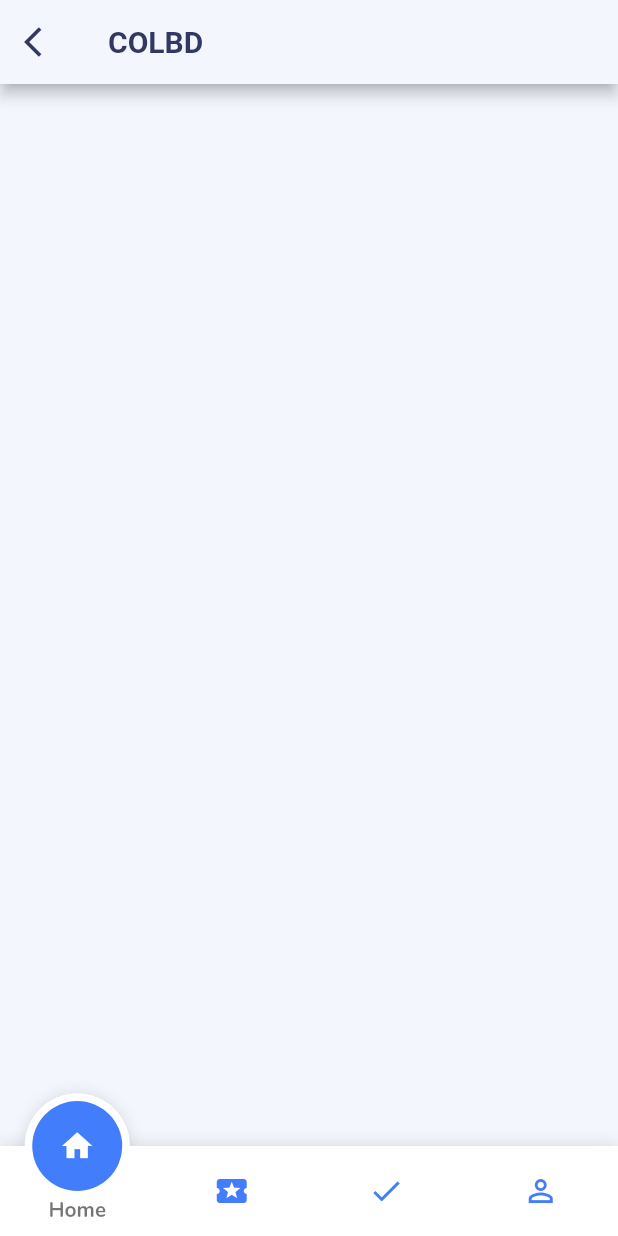
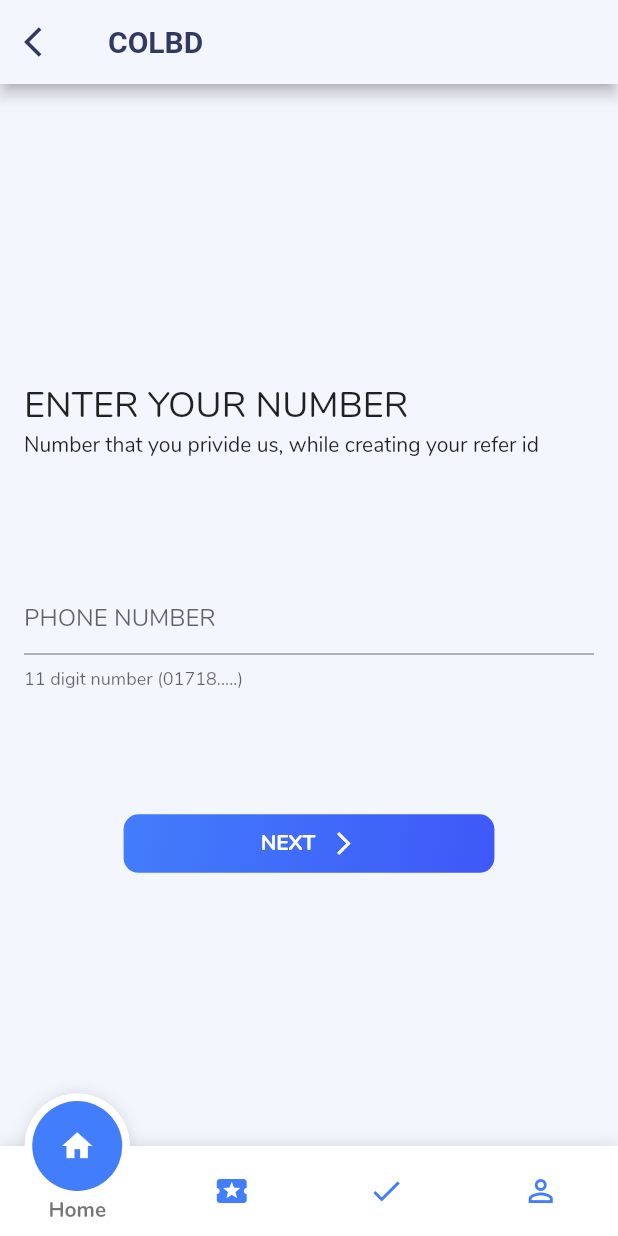
Before and after one commit to abuanwar072/Colbd_Flutter_App, a Flutter app: the GuestReferenceLogin screen opened directly, on a phone screen of 412 x 824 dp. Run offline on Flutter 3.47's test engine with Material 2 defaults, Android fonts, the phone set to English and light mode, and no system bars; drawn by our look-alikes of fancy_bottom_navigation; our stand-ins replace flutter_svg.

Commit message:
guest refer login screen created

```diff
--- a/lib/screens/guest_ref_login_screen.dart
+++ b/lib/screens/guest_ref_login_screen.dart
@@ -1,9 +1,11 @@
 import 'package:colbd_app/constant.dart';
 import 'package:colbd_app/widgets/botton_navigation.dart';
+import 'package:colbd_app/widgets/buttons.dart';
 import 'package:colbd_app/widgets/default_appbar.dart';
 import 'package:flutter/material.dart';
 
 class GuestReferenceLogin extends StatelessWidget {
+  final _formKey = GlobalKey<FormState>();
   @override
   Widget build(BuildContext context) {
     return Scaffold(
@@ -11,7 +13,40 @@ class GuestReferenceLogin extends StatelessWidget {
       bottomNavigationBar: defaultBottonNavBar(),
       body: Padding(
         padding: kPading,
-        child: Column(children: <Widget>[],),
+        child: Column(
+          crossAxisAlignment: CrossAxisAlignment.start,
+          mainAxisAlignment: MainAxisAlignment.center,
+          children: <Widget>[
+            Text(
+              "Enter your number".toUpperCase(),
+              style: Theme.of(context).textTheme.headline,
+            ),
+            Text("Number that you privide us, while creating your refer id"),
+            // kHight,
+            SizedBox(height: MediaQuery.of(context).size.height * .1),
+            Form(
+              key: _formKey,
+              child: TextFormField(
+                keyboardType: TextInputType.phone,
+                onChanged: (value) {
+                  // _firstName = value;
+                },
+                textInputAction: TextInputAction.done,
+                validator: (value) {
+                  if (value.isEmpty) {
+                    return "Please enter your Number";
+                  }
+                  return null;
+                },
+                decoration: InputDecoration(
+                    hintText: "Phone Number".toUpperCase(),
+                    helperText: "11 digit number (01718.....)"),
+              ),
+            ),
+            SizedBox(height: MediaQuery.of(context).size.height * .1),
+            Center(child: GradientIconButton(press: () {}, text: "Next"))
+          ],
+        ),
       ),
     );
   }
```
Also changed, not shown: lib/screens/create_refer_screen.dart (+10 -3 lines).
